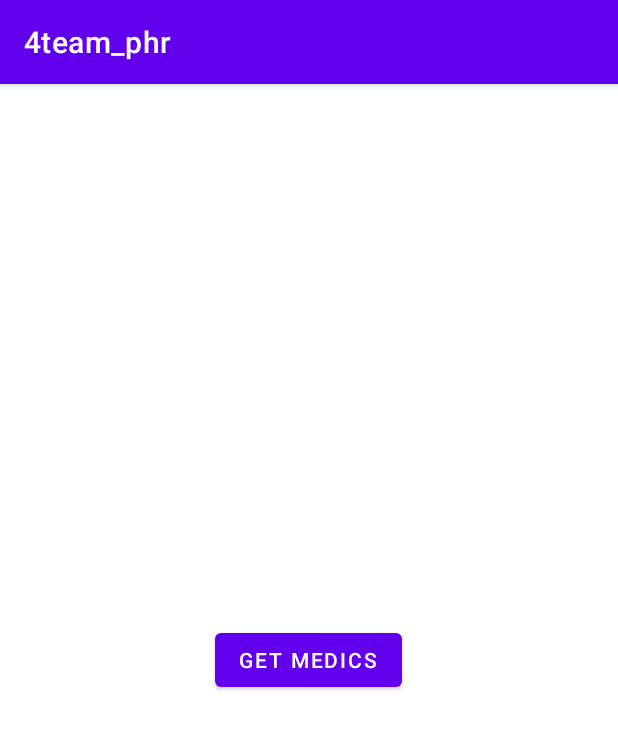
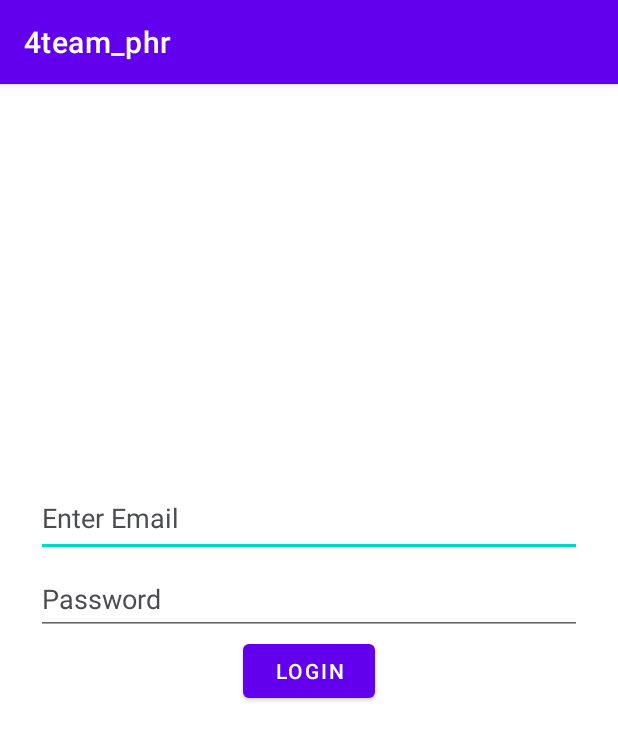
Before and after one commit to CatalinPToader/4team_phr, an Android app: the screen it shows after launch (MainActivity), on a phone screen of 412 x 824 dp. Shown: the top 740 px of the screen. Run offline under Robolectric (Android 15) with nearby library versions, the phone set to English and light mode, and no system bars.

Commit message:
Added Login to Android. Changed backend to support passwords over 10 characters. Changed cookies to support identifying user type.

```diff
--- a/Android/app/src/main/java/com/example/a4team_phr/MainActivity.kt
+++ b/Android/app/src/main/java/com/example/a4team_phr/MainActivity.kt
@@ -4,36 +4,58 @@ import android.annotation.SuppressLint
 import android.os.Bundle
 import android.os.StrictMode
 import android.os.StrictMode.ThreadPolicy
-import android.view.View
 import android.widget.Button
+import android.widget.EditText
 import android.widget.TextView
 import androidx.appcompat.app.AppCompatActivity
-import androidx.cardview.widget.CardView
 import org.json.JSONArray
+import org.json.JSONObject
+import java.net.CookieHandler
+import java.net.CookieManager
 import java.net.URL
 
 
-class MainActivity : AppCompatActivity(), View.OnClickListener {
+class MainActivity : AppCompatActivity() {
+    private val cm : CookieManager = CookieManager()
+    val urlBase = "http://10.0.2.2:8000/"
+
     @SuppressLint("SetJavaScriptEnabled")
     override fun onCreate(savedInstanceState: Bundle?) {
         super.onCreate(savedInstanceState)
         val policy = ThreadPolicy.Builder()
             .permitAll().build()
         StrictMode.setThreadPolicy(policy)
+        CookieHandler.setDefault(cm)
+
         setContentView(R.layout.activity_main)
-        val button : Button = findViewById<Button>(R.id.button)
-        button.setOnClickListener(this)
+        val button : Button = findViewById(R.id.login_button)
+        val email : EditText = findViewById(R.id.login_email)
+        val pass : EditText = findViewById(R.id.login_password)
+        button.setOnClickListener(LoginButton(email, pass, cm, this))
     }
 
-    override fun onClick(view: View?) {
-        when(view?.id){
-            R.id.button->{
-                val cardView = findViewById<CardView>(R.id.card_view)
-                cardView.visibility = View.VISIBLE
-                val json = JSONArray(URL("http://10.0.2.2:8000/medic/").readText())
-                val textView: TextView = findViewById<TextView>(R.id.textView2)
-                textView.text = json[0].toString()
+    public fun switchView() {
+        setContentView(R.layout.main_screen)
+        val username : TextView = findViewById(R.id.user_name)
+
+        var email = ""
+        var urlData = ""
+        for (cookie in cm.cookieStore.cookies)
+            if (cookie.name == "4team_phr_email")
+                email = cookie.value
+            else if (cookie.name == "4team_phr_login")
+                urlData = cookie.value.substringBefore(':').plus("/")
+
+        val allUsers = JSONArray(URL(urlBase.plus(urlData)).readText())
+
+        var user : JSONObject = JSONObject()
+        for (i in 0 until allUsers.length()) {
+            val book = allUsers.getJSONObject(i)
+            if (book.getString("Email") == email) {
+                user = book
             }
         }
+        if (user.length() != 0)
+            username.text = user.getString("Nume").plus(" ").plus(user.getString("Prenume"))
     }
 }
--- a/Android/app/src/main/res/layout/activity_main.xml
+++ b/Android/app/src/main/res/layout/activity_main.xml
@@ -1,63 +1,57 @@
-<?xml version="1.0" encoding="utf-8"?>
-<androidx.constraintlayout.widget.ConstraintLayout xmlns:android="http://schemas.android.com/apk/res/android"
+<?xml version = "1.0" encoding = "utf-8"?>
+<androidx.constraintlayout.widget.ConstraintLayout xmlns:android = "http://schemas.android.com/apk/res/android"
     xmlns:app="http://schemas.android.com/apk/res-auto"
-    xmlns:tools="http://schemas.android.com/tools"
-    android:layout_width="match_parent"
-    android:layout_height="match_parent"
-    tools:context=".MainActivity">
+    xmlns:tools = "http://schemas.android.com/tools" android:layout_width="match_parent"
+    android:layout_height = "match_parent" tools:context = ".MainActivity"
+    android:id="@+id/relativeLayout">
 
-    <Button
-        android:id="@+id/button"
-        android:layout_width="wrap_content"
-        android:layout_height="wrap_content"
-        android:text="@string/button"
-        app:layout_constraintBottom_toBottomOf="parent"
+    <EditText
+        android:id="@+id/login_email"
+        android:layout_width="0dp"
+        android:layout_height="51dp"
+        android:layout_marginStart="24dp"
+        android:layout_marginTop="264dp"
+        android:layout_marginEnd="24dp"
+        android:autofillHints=""
+        android:focusable="true"
+        android:hint="@string/enter_email"
+        android:inputType="textWebEmailAddress"
+        android:minHeight="48dp"
+        android:singleLine="true"
+        android:textColorHint="#4B4C50"
         app:layout_constraintEnd_toEndOf="parent"
-        app:layout_constraintHorizontal_bias="0.498"
+        app:layout_constraintHorizontal_bias="0.0"
         app:layout_constraintStart_toStartOf="parent"
         app:layout_constraintTop_toTopOf="parent" />
 
-    <androidx.cardview.widget.CardView
-        android:id="@+id/card_view"
-        android:layout_width="match_parent"
+    <EditText
+        android:id="@+id/login_password"
+        android:layout_width="0dp"
         android:layout_height="wrap_content"
-        android:visibility="invisible"
-        app:layout_constraintBottom_toBottomOf="parent"
+        android:layout_marginStart="24dp"
+        android:layout_marginTop="4dp"
+        android:layout_marginEnd="24dp"
+        android:ems="10"
+        android:hint="@string/password"
+        android:importantForAutofill="no"
+        android:inputType="textPassword"
+        android:minHeight="48dp"
+        android:singleLine="true"
+        android:textColorHint="#4B4C50"
         app:layout_constraintEnd_toEndOf="parent"
+        app:layout_constraintHorizontal_bias="0.497"
         app:layout_constraintStart_toStartOf="parent"
-        app:layout_constraintTop_toBottomOf="@+id/button">
+        app:layout_constraintTop_toBottomOf="@+id/login_email" />
 
-        <androidx.constraintlayout.widget.ConstraintLayout
-            android:layout_width="match_parent"
-            android:layout_height="match_parent">
-
-            <ImageView
-                android:id="@+id/imageView2"
-                android:layout_width="wrap_content"
-                android:layout_height="wrap_content"
-                android:layout_marginEnd="283dp"
-                android:background="#FFFFFF"
-                android:contentDescription="@string/todo"
-                android:scaleType="fitStart"
-                app:layout_constraintBottom_toBottomOf="parent"
-                app:layout_constraintEnd_toEndOf="parent"
-                app:layout_constraintHorizontal_bias="0.0"
-                app:layout_constraintStart_toStartOf="parent"
-                app:layout_constraintTop_toTopOf="parent"
-                app:srcCompat="@android:mipmap/sym_def_app_icon" />
-
-
-            <TextView
-                android:id="@+id/textView2"
-                android:layout_width="0dp"
-                android:layout_height="wrap_content"
-                android:text="@string/textview"
-                app:layout_constraintBottom_toBottomOf="parent"
-                app:layout_constraintEnd_toEndOf="parent"
-                app:layout_constraintStart_toEndOf="@+id/imageView2"
-                app:layout_constraintTop_toTopOf="parent" />
-        </androidx.constraintlayout.widget.ConstraintLayout>
-
-    </androidx.cardview.widget.CardView>
+    <Button
+        android:id="@+id/login_button"
+        android:layout_width="wrap_content"
+        android:layout_height="wrap_content"
+        android:layout_alignParentBottom="true"
+        android:layout_toStartOf="@id/login_email"
+        android:text="@string/login"
+        app:layout_constraintEnd_toEndOf="@+id/login_password"
+        app:layout_constraintStart_toStartOf="@+id/login_password"
+        app:layout_constraintTop_toBottomOf="@+id/login_password" />
 
 </androidx.constraintlayout.widget.ConstraintLayout>
--- a/Android/app/src/main/res/values/strings.xml
+++ b/Android/app/src/main/res/values/strings.xml
@@ -1,6 +1,8 @@
 <resources>
     <string name="app_name">4team_phr</string>
-    <string name="textview"> </string>
-    <string name="button">Get Medics</string>
-    <string name="todo">TODO</string>
+    <string name="password">Password</string>
+    <string name="login">login</string>
+    <string name="enter_email">Enter Email</string>
+    <string name="hello">Hello,</string>
+    <string name="placeholder">Placeholder</string>
 </resources>
```
Also changed, not shown: Android/app/src/main/java/com/example/a4team_phr/LoginButton.kt (added, +52 -0 lines), Android/app/src/main/res/layout/main_screen.xml (added, +31 -0 lines), 2 other files.
